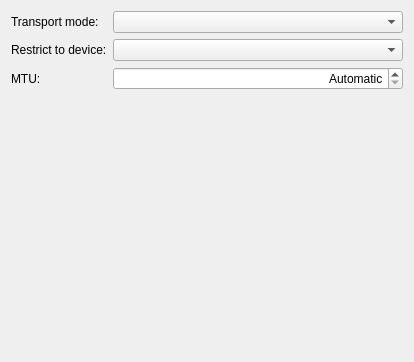
Above: lib/editor/ui/infiniband.ui from KDE/plasma-nm before the change. Below: the same form after it.
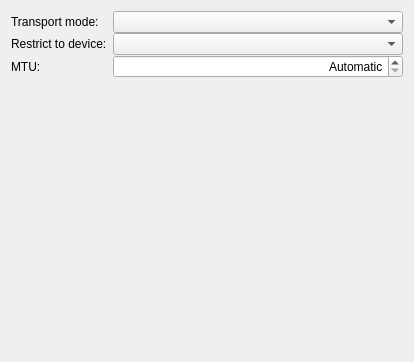
That is the form after the change. Custom widgets are drawn as their Qt base class.

Commit message:
Add verticalSpacing property to QFormLayouts
This makes them not crash on instantiation, otherwise hitting an ASSERT
deep in Qt. (Which should be fixed, nevertheless.)

```diff
--- a/lib/editor/ui/infiniband.ui
+++ b/lib/editor/ui/infiniband.ui
@@ -12,6 +12,9 @@
    </rect>
   </property>
   <layout class="QFormLayout" name="formLayout">
+    <property name="verticalSpacing">
+    <number>0</number>
+    </property>
    <item row="0" column="0">
     <widget class="QLabel" name="label">
      <property name="text">
```
The commit also changes 12 other files.
